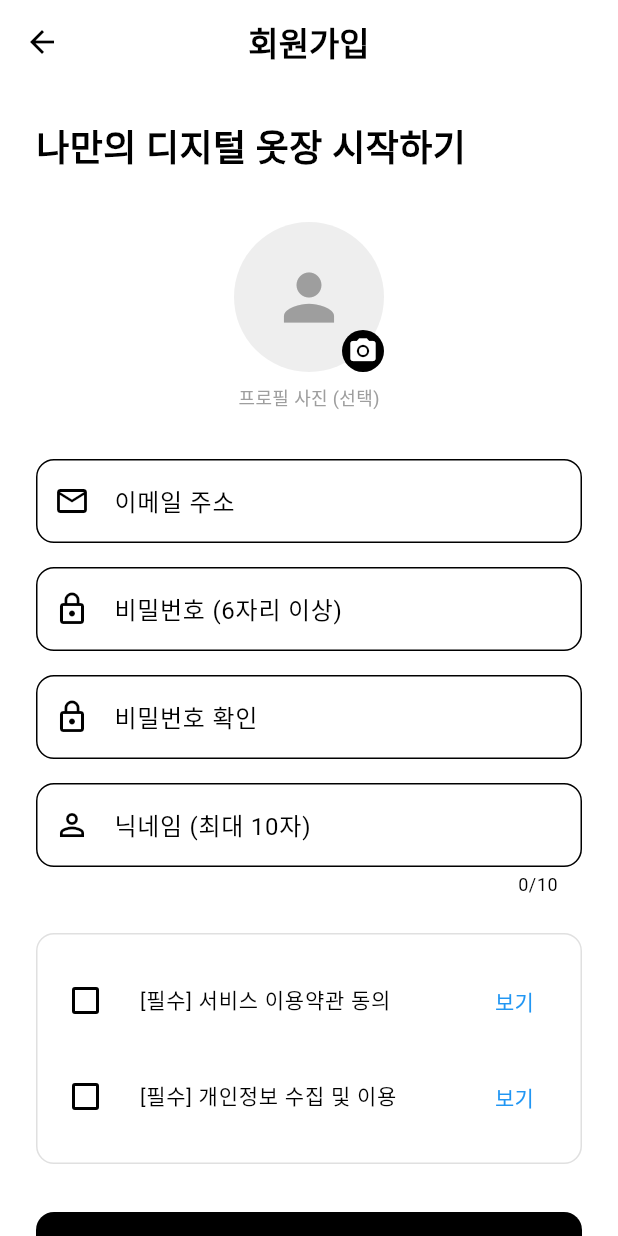
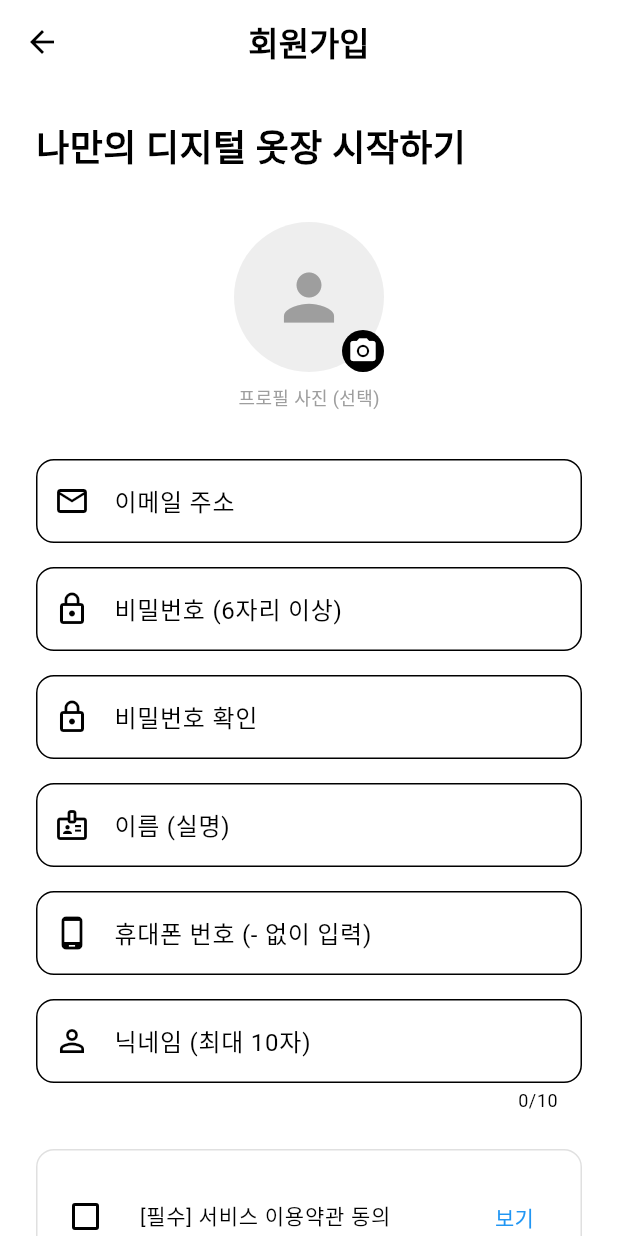
Before and after one commit to Beautic/LemonBita, a Flutter app: the screen it shows after launch, after a tap on "아직 계정이 없으신가요? 회원가입 하기", on a phone screen of 412 x 824 dp. Run offline on Flutter 3.47's test engine with Material 3 defaults, Android fonts, the phone set to English and light mode, and no system bars; our stand-ins replace cloud_firestore, firebase_auth, firebase_core, firebase_storage, image_picker, table_calendar; missing offline and left inert: dart:html, dart:js_util; accounts and stored records are empty.

Commit message:
Add real name and phone number to signup fields for account recovery

```diff
--- a/lib/screens/signup_screen.dart
+++ b/lib/screens/signup_screen.dart
@@ -17,6 +17,8 @@ class _SignupScreenState extends State<SignupScreen> {
   final TextEditingController _emailController = TextEditingController();
   final TextEditingController _passwordController = TextEditingController();
   final TextEditingController _passwordConfirmController = TextEditingController();
+  final TextEditingController _realNameController = TextEditingController();
+  final TextEditingController _phoneNumberController = TextEditingController();
   final TextEditingController _nicknameController = TextEditingController();
 
   Uint8List? _profileImageBytes;
@@ -80,9 +82,11 @@ class _SignupScreenState extends State<SignupScreen> {
     final email = _emailController.text.trim();
     final password = _passwordController.text.trim();
     final passwordConfirm = _passwordConfirmController.text.trim();
+    final realName = _realNameController.text.trim();
+    final phoneNumber = _phoneNumberController.text.trim();
     final nickname = _nicknameController.text.trim();
 
-    if (email.isEmpty || password.isEmpty || passwordConfirm.isEmpty || nickname.isEmpty) {
+    if (email.isEmpty || password.isEmpty || passwordConfirm.isEmpty || realName.isEmpty || phoneNumber.isEmpty || nickname.isEmpty) {
       ScaffoldMessenger.of(context).showSnackBar(const SnackBar(content: Text('모든 항목을 입력해주세요.')));
       return;
     }
@@ -108,6 +112,8 @@ class _SignupScreenState extends State<SignupScreen> {
       await _firebaseService.signUpWithDetails(
         email: email,
         password: password,
+        realName: realName,
+        phoneNumber: phoneNumber,
         nickname: nickname,
         agreedToTerms: true,
         profileImageBytes: _profileImageBytes,
@@ -219,6 +225,27 @@ class _SignupScreenState extends State<SignupScreen> {
                   const SizedBox(height: 16),
 
                   TextField(
+                    controller: _realNameController,
+                    decoration: InputDecoration(
+                      labelText: '이름 (실명)',
+                      prefixIcon: const Icon(Icons.badge_outlined),
+                      border: OutlineInputBorder(borderRadius: BorderRadius.circular(12)),
+                    ),
+                  ),
+                  const SizedBox(height: 16),
+
+                  TextField(
+                    controller: _phoneNumberController,
+                    keyboardType: TextInputType.phone,
+                    decoration: InputDecoration(
+                      labelText: '휴대폰 번호 (- 없이 입력)',
+                      prefixIcon: const Icon(Icons.phone_android_outlined),
+                      border: OutlineInputBorder(borderRadius: BorderRadius.circular(12)),
+                    ),
+                  ),
+                  const SizedBox(height: 16),
+
+                  TextField(
                     controller: _nicknameController,
                     maxLength: 10,
                     decoration: InputDecoration(
--- a/lib/services/firebase_service.dart
+++ b/lib/services/firebase_service.dart
@@ -101,6 +101,8 @@ class FirebaseService {
   Future<void> signUpWithDetails({
     required String email,
     required String password,
+    required String realName,
+    required String phoneNumber,
     required String nickname,
     required bool agreedToTerms,
     Uint8List? profileImageBytes,
@@ -119,6 +121,8 @@ class FirebaseService {
 
       await _firestore.collection('users').doc(uid).set({
         'email': email,
+        'realName': realName,
+        'phoneNumber': phoneNumber,
         'nickname': nickname,
         'profileImageUrl': profileImageUrl,
         'agreedToTerms': agreedToTerms,
```
